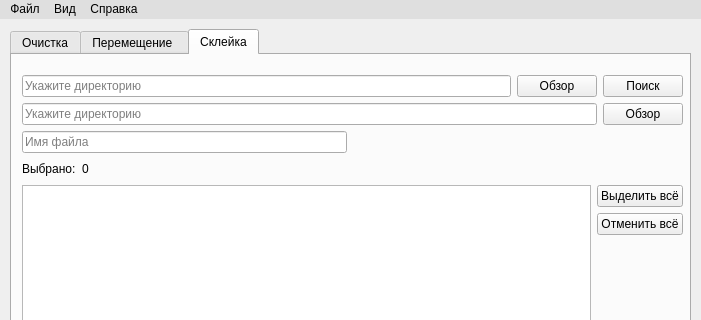
Old version of the form Pupo.ui in the repository custer-debug/Pupo; both pictures show x 0 to 701 and y 0 to 320 of the 701 by 550 pixel window.
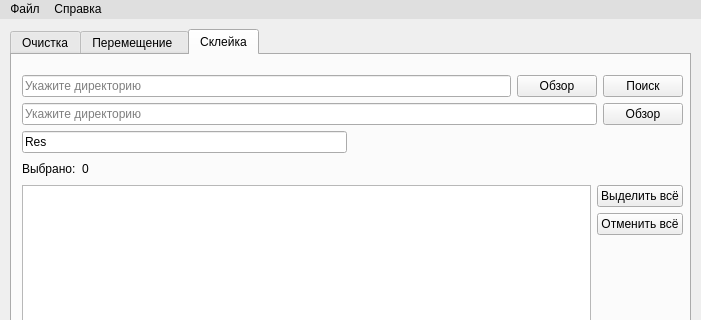
New version of the form. The open tabs and pages were chosen to show the change.

Patch:
```diff
--- a/Pupo.ui
+++ b/Pupo.ui
@@ -264,7 +264,7 @@
           <attribute name="title">
            <string>Склейка</string>
           </attribute>
-          <widget class="QWidget" name="">
+          <widget class="QWidget" name="layoutWidget">
            <property name="geometry">
             <rect>
              <x>10</x>
@@ -344,6 +344,9 @@
                 <property name="toolTip">
                  <string>Имя файла, который получится в результате склейки</string>
                 </property>
+                <property name="text">
+                 <string>Res</string>
+                </property>
                 <property name="placeholderText">
                  <string>Имя файла</string>
                 </property>
@@ -490,11 +493,6 @@
     </property>
     <addaction name="open_dir"/>
    </widget>
-   <widget class="QMenu" name="edit_menu">
-    <property name="title">
-     <string>Вид</string>
-    </property>
-   </widget>
    <widget class="QMenu" name="about_menu">
     <property name="title">
      <string>Справка</string>
@@ -502,7 +500,6 @@
     <addaction name="about_text"/>
    </widget>
    <addaction name="file_menu"/>
-   <addaction name="edit_menu"/>
    <addaction name="about_menu"/>
   </widget>
   <action name="about_text">
```
Left out of the diff: 4 changed lines with no effect on the pictures.
